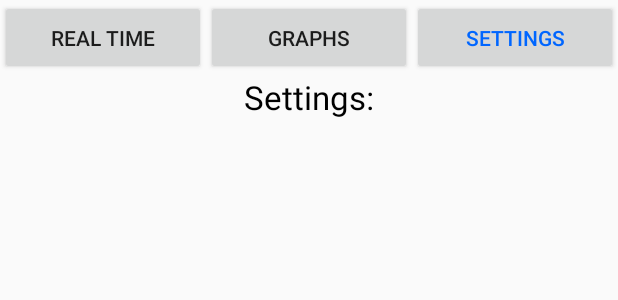
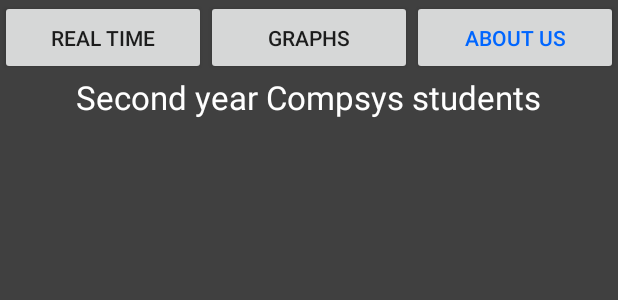
Before and after one commit to nz-Mark-Y/EnergyMonitor, an Android app: the layout activity_about.xml on its own in the app's theme, with its tools: preview values and no code run, on a phone screen of 412 x 824 dp. Shown: the top 300 px of the screen. Run offline under Robolectric (Android 15) with nearby library versions, the phone set to English and light mode, and no system bars.

Commit message:
Temporary change to total energy. About us page

```diff
--- a/app/src/main/AndroidManifest.xml
+++ b/app/src/main/AndroidManifest.xml
@@ -16,7 +16,7 @@
             </intent-filter>
         </activity>
         <activity android:name=".Graphs" />
-        <activity android:name=".Settings"></activity>
+        <activity android:name=".About"></activity>
     </application>
 
 </manifest>
--- a/app/src/main/java/electeng209/energymonitor/Settings.java
+++ b/app/src/main/java/electeng209/energymonitor/About.java
@@ -3,32 +3,20 @@ package electeng209.energymonitor;
 import android.content.Intent;
 import android.support.v7.app.ActionBar;
 import android.support.v7.app.AppCompatActivity;
-import android.support.v7.app.ActionBarActivity;
 import android.os.Bundle;
-import android.util.Log;
 import android.view.View;
-import android.view.Window;
 import android.widget.Button;
 import android.widget.TextView;
 
-import com.google.firebase.database.DataSnapshot;
-import com.google.firebase.database.DatabaseError;
 import com.google.firebase.database.DatabaseReference;
 import com.google.firebase.database.FirebaseDatabase;
-import com.google.firebase.database.ValueEventListener;
 
-import org.json.JSONException;
-import org.json.JSONObject;
-
-import java.util.ArrayList;
-import java.util.Map;
-
-public class Settings extends AppCompatActivity {
+public class About extends AppCompatActivity {
 
     @Override
     protected void onCreate(Bundle savedInstanceState) {
         super.onCreate(savedInstanceState);
-        setContentView(R.layout.activity_settings);
+        setContentView(R.layout.activity_about);
         getSupportActionBar().setDisplayOptions(ActionBar.DISPLAY_SHOW_CUSTOM);
         getSupportActionBar().setCustomView(R.layout.actionbar);
         final TextView dataDisplay = (TextView)findViewById(R.id.textView);
--- a/app/src/main/java/electeng209/energymonitor/MainActivity.java
+++ b/app/src/main/java/electeng209/energymonitor/MainActivity.java
@@ -7,7 +7,6 @@ import android.os.Bundle;
 import android.widget.TextView;
 import android.widget.Button;
 
-import com.google.android.gms.vision.text.Text;
 import com.google.firebase.database.ChildEventListener;
 import com.google.firebase.database.DataSnapshot;
 import com.google.firebase.database.DatabaseError;
@@ -121,7 +120,7 @@ public class MainActivity extends AppCompatActivity {
     }
 
     private void goToSettings() {
-        Intent intent = new Intent(this, Settings.class);
+        Intent intent = new Intent(this, About.class);
         startActivity(intent);
     }
 }
--- a/app/src/main/res/layout/activity_settings.xml
+++ b/app/src/main/res/layout/activity_about.xml
@@ -3,6 +3,8 @@
     xmlns:tools="http://schemas.android.com/tools"
     android:layout_width="match_parent"
     android:layout_height="match_parent"
+    android:background="#404040"
+    android:layout_gravity="center"
     tools:context="electeng209.energymonitor.Graphs">
 
     <LinearLayout
@@ -32,7 +34,7 @@
             android:layout_width="match_parent"
             android:layout_height="match_parent"
             android:layout_weight="1"
-            android:text="@string/settings"
+            android:text="@string/about"
             android:textColor="#0066ff"
             android:id="@+id/settingsButton" />
 
@@ -43,16 +45,18 @@
         android:layout_width="match_parent"
         android:layout_height="match_parent"
         android:layout_below="@+id/linearLayout2"
-        android:layout_centerHorizontal="true">
+        android:layout_centerHorizontal="true"
+        android:weightSum="1">
 
         <TextView
             android:layout_width="wrap_content"
             android:layout_height="wrap_content"
-            android:text="@string/settings_text"
+            android:text="@string/about_us_text"
             android:id="@+id/settingsText"
-            android:layout_gravity="center_horizontal"
+            android:layout_gravity="center"
             android:textSize="22sp"
-            android:textColor="#000" />
+            android:textColor="#ffffff" />
+
     </LinearLayout>
 
 </RelativeLayout>
--- a/app/src/main/res/layout/activity_graphs.xml
+++ b/app/src/main/res/layout/activity_graphs.xml
@@ -34,7 +34,7 @@
             android:layout_width="match_parent"
             android:layout_height="match_parent"
             android:layout_weight="1"
-            android:text="@string/settings"
+            android:text="@string/about"
             android:id="@+id/settingsButton" />
 
     </LinearLayout>
--- a/app/src/main/res/values/strings.xml
+++ b/app/src/main/res/values/strings.xml
@@ -4,12 +4,12 @@
     <string name="RealPower">Real Time Power Usage:</string>
     <string name="powerDisplayed">0.00W</string>
     <string name="totalPower">Total Power Consumed Today:</string>
-    <string name="totalPowerDisplayed">0KJ</string>
+    <string name="totalPowerDisplayed">0.69KWH</string>
     <string name="graphs">Graphs</string>
-    <string name="settings">Settings</string>
+    <string name="about">About Us</string>
     <string name="real_time">Real Time</string>
     <string name="power_graph">Power Graph</string>
-    <string name="settings_text">Settings:</string>
+    <string name="about_us_text">Second year Compsys students</string>
     <string name="_0v">0.00V</string>
     <string name="_0a">0.00A</string>
 
```
Also changed, not shown: app/src/main/java/electeng209/energymonitor/Graphs.java (+1 -12 lines), app/src/main/res/layout/activity_main.xml (+3 -4 lines).
